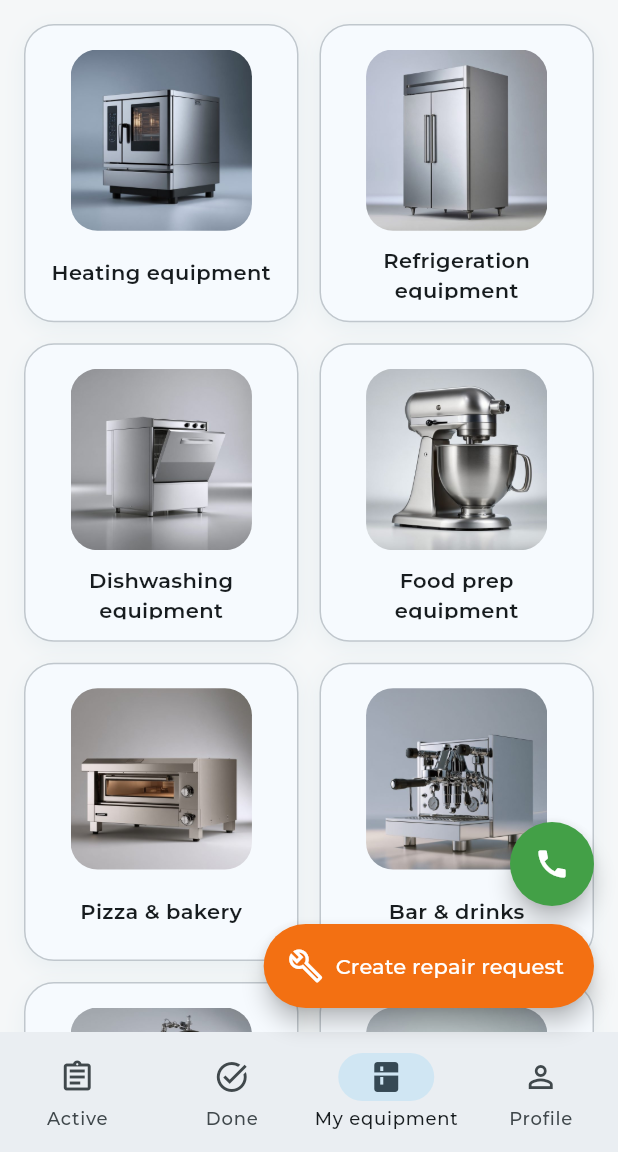
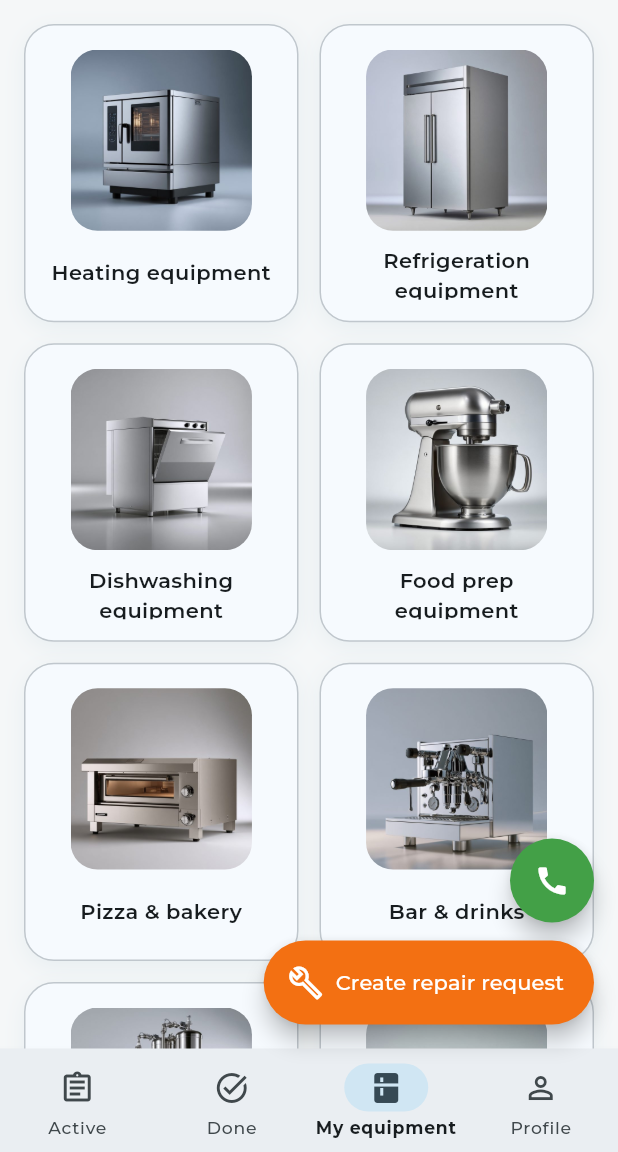
Before and after one commit to savvivs-droid/Project-service, a Flutter app: the ClientHomeScreen screen opened directly with empty values, on a phone screen of 412 x 824 dp, the part 84-1236 px from its top. Run offline on Flutter 3.47's test engine with Material 3 defaults, Android fonts, the phone set to English and light mode, and no system bars; our stand-ins replace firebase_core, firebase_messaging, flutter_dotenv, image_picker, shared_preferences, supabase_flutter and 1 more; missing offline and left inert: dart:js_interop; accounts and stored records are empty; network calls fail.

Commit message:
Нижнее меню: подписи по центру под иконками
Свой AppNavigationBar вместо NavigationBar: длинные однословные подписи
("Планировщик", "Выполненные") больше не переносятся посреди слова и не
прижимаются влево — при нехватке места чуть уменьшаются; подписи из
нескольких слов переносятся по словам, по центру. У клиента и у
администратора.

Co-Authored-By: Claude Opus 5.5 <noreply@anthropic.com>
Claude-Session: https://claude.ai/code/session_01EBB8YotAG5Rwq51Fuvnxh5

```diff
--- /dev/null
+++ b/lib/core/widgets/app_navigation_bar.dart
@@ -0,0 +1,129 @@
+import 'package:flutter/material.dart';
+
+/// Нижняя навигация вместо стандартного NavigationBar: подписи всегда
+/// строго по центру под иконкой. У стандартного длинные подписи
+/// ("Планировщик", "Выполненные") переносились посреди слова и
+/// прижимались к левому краю. Здесь однословная подпись при нехватке
+/// места чуть уменьшается, а подпись из нескольких слов переносится
+/// по словам, по центру.
+///
+/// API как у NavigationBar — destinations те же NavigationDestination.
+class AppNavigationBar extends StatelessWidget {
+  const AppNavigationBar({
+    super.key,
+    required this.selectedIndex,
+    required this.onDestinationSelected,
+    required this.destinations,
+  });
+
+  final int selectedIndex;
+  final ValueChanged<int> onDestinationSelected;
+  final List<NavigationDestination> destinations;
+
+  @override
+  Widget build(BuildContext context) {
+    final colorScheme = Theme.of(context).colorScheme;
+
+    return Material(
+      color: colorScheme.surfaceContainer,
+      elevation: 3,
+      shadowColor: Colors.black26,
+      child: SafeArea(
+        top: false,
+        child: Padding(
+          padding: const EdgeInsets.symmetric(vertical: 8),
+          child: Row(
+            crossAxisAlignment: CrossAxisAlignment.start,
+            children: [
+              for (var i = 0; i < destinations.length; i++)
+                Expanded(
+                  child: _Item(
+                    destination: destinations[i],
+                    selected: i == selectedIndex,
+                    onTap: () => onDestinationSelected(i),
+                  ),
+                ),
+            ],
+          ),
+        ),
+      ),
+    );
+  }
+}
+
+class _Item extends StatelessWidget {
+  const _Item({
+    required this.destination,
+    required this.selected,
+    required this.onTap,
+  });
+
+  final NavigationDestination destination;
+  final bool selected;
+  final VoidCallback onTap;
+
+  @override
+  Widget build(BuildContext context) {
+    final theme = Theme.of(context);
+    final colorScheme = theme.colorScheme;
+    final color = selected ? colorScheme.onSurface : colorScheme.onSurfaceVariant;
+    final label = destination.label;
+    final style = (theme.textTheme.labelMedium ?? const TextStyle()).copyWith(
+      fontSize: 11.5,
+      height: 1.15,
+      color: color,
+      fontWeight: selected ? FontWeight.w700 : FontWeight.w500,
+    );
+
+    final text = label.contains(' ')
+        ? Text(
+            label,
+            style: style,
+            textAlign: TextAlign.center,
+            maxLines: 2,
+            overflow: TextOverflow.ellipsis,
+          )
+        : FittedBox(
+            fit: BoxFit.scaleDown,
+            child: Text(label, style: style, maxLines: 1, textAlign: TextAlign.center),
+          );
+
+    return Semantics(
+      button: true,
+      selected: selected,
+      label: label,
+      excludeSemantics: true,
+      child: InkWell(
+        onTap: onTap,
+        borderRadius: BorderRadius.circular(12),
+        child: Padding(
+          padding: const EdgeInsets.symmetric(horizontal: 2, vertical: 2),
+          child: Column(
+            mainAxisSize: MainAxisSize.min,
+            children: [
+              AnimatedContainer(
+                duration: const Duration(milliseconds: 200),
+                width: 56,
+                height: 32,
+                decoration: BoxDecoration(
+                  color: selected ? colorScheme.secondaryContainer : Colors.transparent,
+                  borderRadius: BorderRadius.circular(16),
+                ),
+                alignment: Alignment.center,
+                child: IconTheme.merge(
+                  data: IconThemeData(
+                    size: 24,
+                    color: selected ? colorScheme.onSecondaryContainer : colorScheme.onSurfaceVariant,
+                  ),
+                  child: selected ? (destination.selectedIcon ?? destination.icon) : destination.icon,
+                ),
+              ),
+              const SizedBox(height: 4),
+              SizedBox(width: double.infinity, child: Center(child: text)),
+            ],
+          ),
+        ),
+      ),
+    );
+  }
+}
--- a/lib/features/home/admin_home_screen.dart
+++ b/lib/features/home/admin_home_screen.dart
@@ -6,6 +6,7 @@ import '../../core/constants/request_status.dart';
 import '../../core/l10n/l10n_extension.dart';
 import '../../core/utils/launch_helpers.dart';
 import '../../core/widgets/app_brand.dart';
+import '../../core/widgets/app_navigation_bar.dart';
 import '../../core/widgets/language_switcher.dart';
 import '../../core/widgets/web_push_banner.dart';
 import '../../models/request_list_item.dart';
@@ -104,7 +105,7 @@ class _AdminHomeScreenState extends State<AdminHomeScreen> {
           ),
         ],
       ),
-      bottomNavigationBar: NavigationBar(
+      bottomNavigationBar: AppNavigationBar(
         selectedIndex: _tabIndex,
         onDestinationSelected: (index) {
           if (index == _plannerTabIndex && index != _tabIndex) {
--- a/lib/features/home/client_home_screen.dart
+++ b/lib/features/home/client_home_screen.dart
@@ -9,6 +9,7 @@ import '../../core/widgets/app_brand.dart';
 import '../../core/widgets/equipment_grid_tile.dart';
 import '../../core/widgets/equipment_illustrations.dart';
 import '../../core/widgets/fullscreen_photo_viewer.dart';
+import '../../core/widgets/app_navigation_bar.dart';
 import '../../core/widgets/language_switcher.dart';
 import '../../core/widgets/web_push_banner.dart';
 import '../../models/equipment.dart';
@@ -219,7 +220,7 @@ class _ClientHomeScreenState extends State<ClientHomeScreen> {
         clientId: widget.profile.id,
         onRequestCreated: _onRequestCreatedFromFab,
       ),
-      bottomNavigationBar: NavigationBar(
+      bottomNavigationBar: AppNavigationBar(
         selectedIndex: _tabIndex,
         onDestinationSelected: (index) => setState(() => _tabIndex = index),
         destinations: [
```
